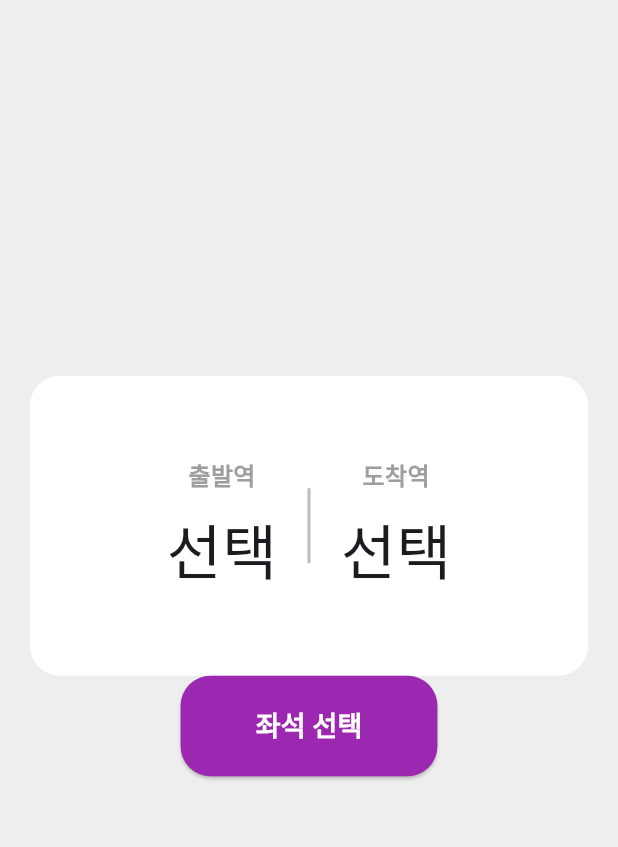
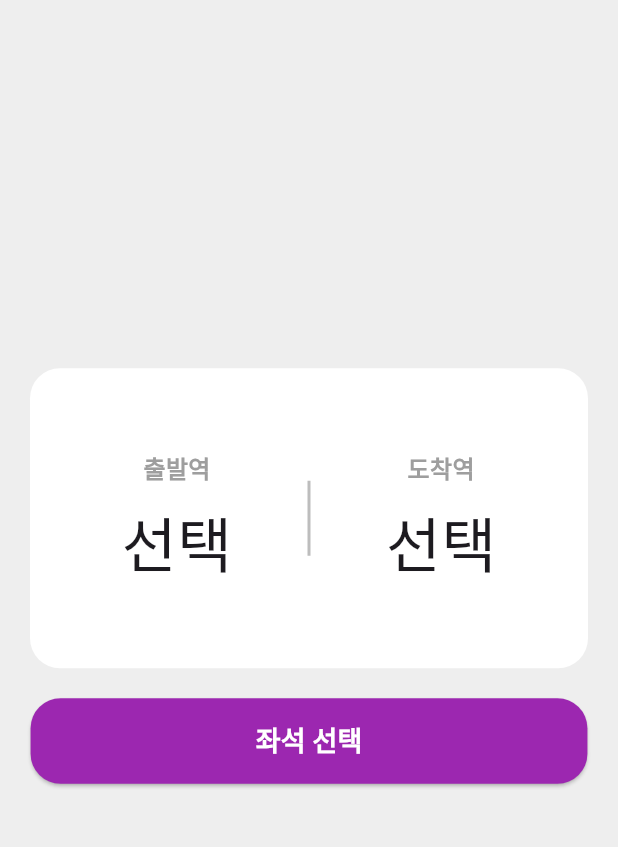
Before and after one commit to ysshimx2/flutter_train_app, a Flutter app: the screen it shows after launch, on a phone screen of 412 x 824 dp, the part 84-931 px from its top. Run offline on Flutter 3.47's test engine with Material 3 defaults, Android fonts, the phone set to English and light mode, and no system bars.

Commit message:
HomePage UI 명세에 맞춰 작성 후 출발역 도착역 선택기능 멈춘 오류 해결중

```diff
--- a/lib/HomePage.dart
+++ b/lib/HomePage.dart
@@ -93,9 +93,9 @@ class _HomePageState extends State<HomePage> {
                       ),
                     ],
                   ),
-                  const SizedBox(width: 20),
+                  const SizedBox(width: 50),
                   Container(width: 2, height: 50, color: Colors.grey[400]),
-                  const SizedBox(width: 20),
+                  const SizedBox(width: 50),
                   Column(
                     mainAxisAlignment: MainAxisAlignment.center,
                     children: [
@@ -117,7 +117,7 @@ class _HomePageState extends State<HomePage> {
                 ],
               ),
             ),
-            const SizedBox(width: 100),
+            const SizedBox(height: 20),
             ElevatedButton(
               style: ElevatedButton.styleFrom(
                 backgroundColor: Colors.purple,
@@ -125,8 +125,8 @@ class _HomePageState extends State<HomePage> {
                   borderRadius: BorderRadius.circular(20),
                 ),
                 padding: const EdgeInsets.symmetric(
-                  horizontal: 50,
-                  vertical: 20,
+                  horizontal: 150,
+                  vertical: 15,
                 ),
               ),
               onPressed: _goToSeatPage,
```
